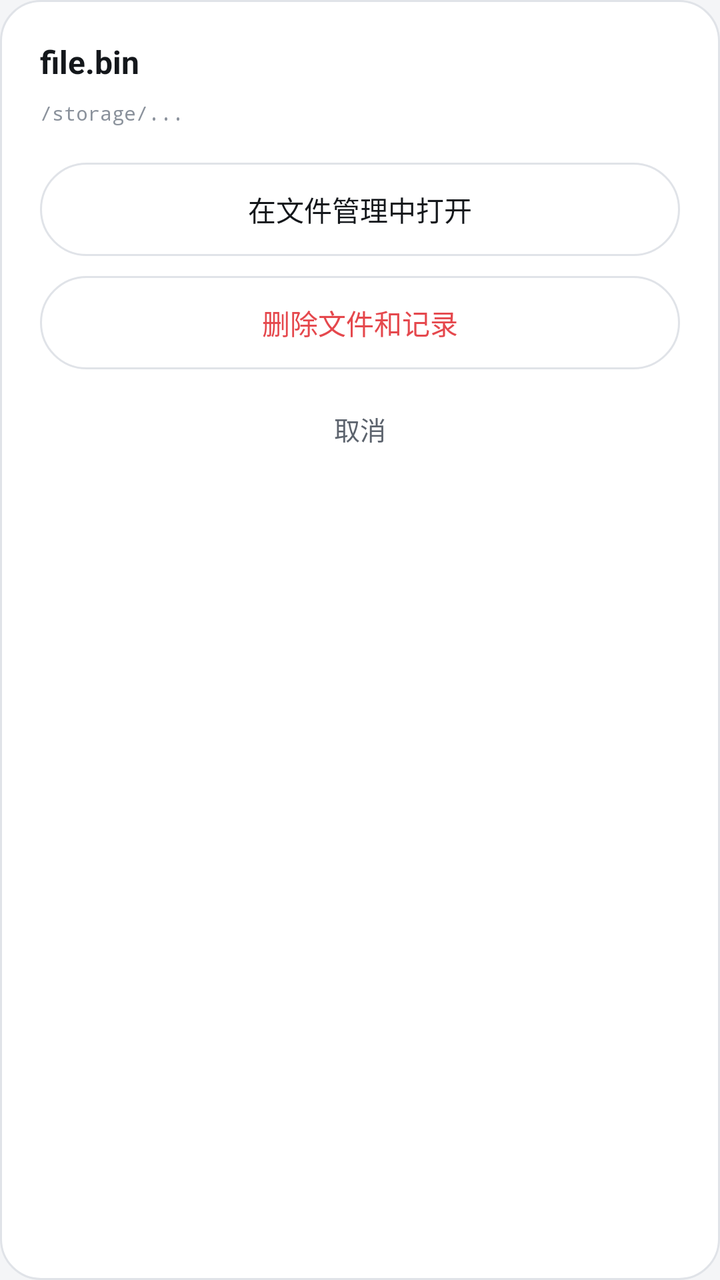
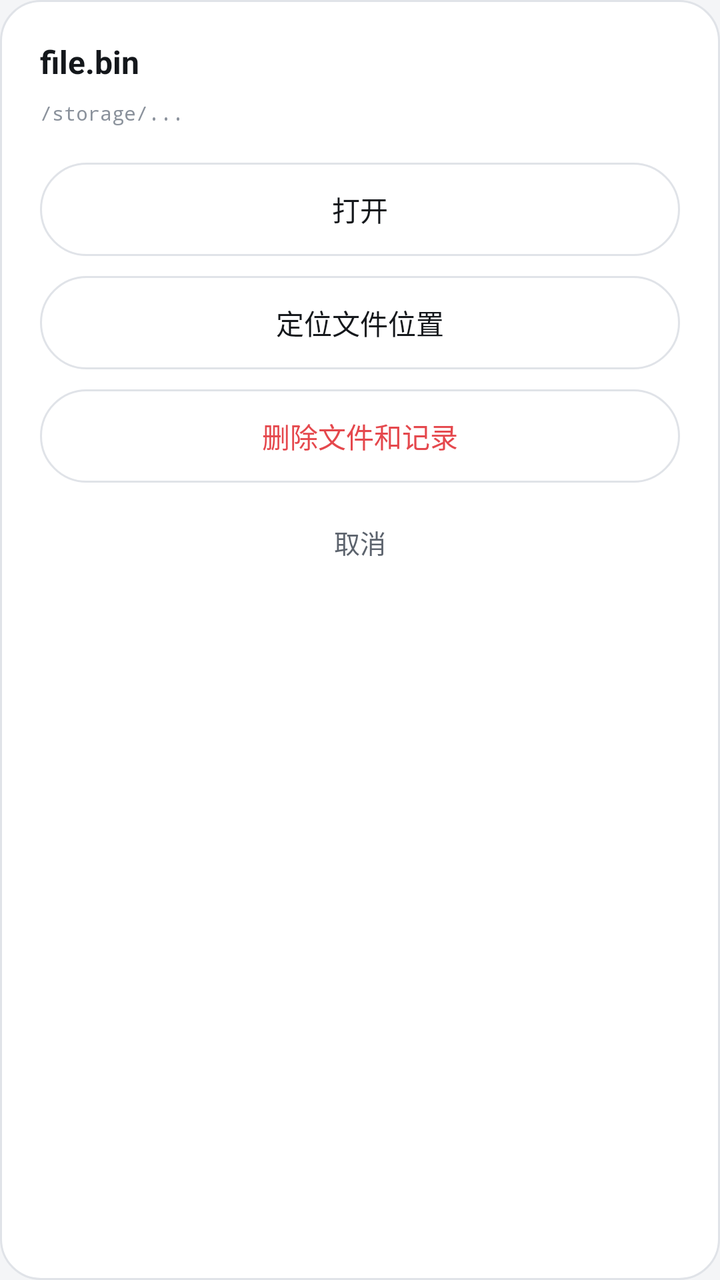

An Android layout rendered at two revisions. The XML below is the earlier revision; the diff shows what the commit changed to produce the second picture.
<!-- AndroidManifest.xml: application theme AppTheme -->
<!-- res/layout/dialog_file.xml -->
<?xml version="1.0" encoding="utf-8"?>
<LinearLayout xmlns:android="http://schemas.android.com/apk/res/android"
    android:layout_width="match_parent"
    android:layout_height="wrap_content"
    android:background="@drawable/bg_panel"
    android:orientation="vertical"
    android:padding="20dp">

    <TextView
        android:id="@+id/dlg_file_name"
        android:layout_width="match_parent"
        android:layout_height="wrap_content"
        android:ellipsize="middle"
        android:singleLine="true"
        android:textColor="@color/text"
        android:textSize="16sp"
        android:textStyle="bold"
        android:text="file.bin" />

    <TextView
        android:id="@+id/dlg_file_path"
        android:layout_width="match_parent"
        android:layout_height="wrap_content"
        android:layout_marginTop="8dp"
        android:lineSpacingExtra="2dp"
        android:textColor="@color/text_faint"
        android:textSize="10sp"
        android:typeface="monospace"
        android:text="/storage/..." />

    <TextView
        android:id="@+id/dlg_file_open"
        android:layout_width="match_parent"
        android:layout_height="wrap_content"
        android:layout_marginTop="18dp"
        android:background="@drawable/bg_btn_ghost"
        android:gravity="center"
        android:paddingTop="13dp"
        android:paddingBottom="13dp"
        android:text="在文件管理中打开"
        android:textColor="@color/text"
        android:textSize="14sp" />

    <TextView
        android:id="@+id/dlg_file_delete"
        android:layout_width="match_parent"
        android:layout_height="wrap_content"
        android:layout_marginTop="10dp"
        android:background="@drawable/bg_btn_ghost"
        android:gravity="center"
        android:paddingTop="13dp"
        android:paddingBottom="13dp"
        android:text="删除文件和记录"
        android:textColor="@color/danger"
        android:textSize="14sp" />

    <TextView
        android:id="@+id/dlg_file_cancel"
        android:layout_width="match_parent"
        android:layout_height="wrap_content"
        android:layout_marginTop="10dp"
        android:gravity="center"
        android:paddingTop="10dp"
        android:paddingBottom="4dp"
        android:text="取消"
        android:textColor="@color/text_dim"
        android:textSize="13sp" />
</LinearLayout>
<!-- resources referenced by this layout -->
<resources>
  <color name="danger">#E5484D</color>
  <color name="text">#14171B</color>
  <color name="text_dim">#5C636D</color>
  <color name="text_faint">#8B929C</color>
  <!-- drawable bg_btn_ghost (drawable) -->
  <?xml version="1.0" encoding="utf-8"?>
  <selector xmlns:android="http://schemas.android.com/apk/res/android">
      <item android:state_pressed="true">
          <shape android:shape="rectangle">
              <solid android:color="@color/panel_hi" />
              <corners android:radius="999dp" />
              <stroke android:width="1dp" android:color="@color/accent_dim" />
          </shape>
      </item>
      <item>
          <shape android:shape="rectangle">
              <solid android:color="@color/panel" />
              <corners android:radius="999dp" />
              <stroke android:width="1dp" android:color="@color/stroke" />
          </shape>
      </item>
  </selector>
  <!-- drawable bg_panel (drawable) -->
  <?xml version="1.0" encoding="utf-8"?>
  <shape xmlns:android="http://schemas.android.com/apk/res/android" android:shape="rectangle">
      <solid android:color="@color/panel" />
      <corners android:radius="20dp" />
      <stroke android:width="1dp" android:color="@color/stroke" />
  </shape>
  <style name="AppTheme" parent="Theme.AppCompat.DayNight.NoActionBar">
          <item name="android:windowBackground">@color/bg</item>
          <item name="colorPrimary">@color/accent</item>
          <item name="colorPrimaryDark">@color/bg</item>
          <item name="colorAccent">@color/accent</item>
          <item name="android:textColorPrimary">@color/text</item>
          <item name="android:textColorSecondary">@color/text_dim</item>
          <item name="android:windowNoTitle">true</item>
          <item name="alertDialogTheme">@style/DarkDialogTheme</item>
          <item name="android:alertDialogTheme">@style/DarkDialogTheme</item>
          <item name="android:colorBackground">@color/bg</item>
          <item name="android:windowContentOverlay">@null</item>
          <item name="android:textColorHint">@color/text_faint</item>
      </style>
  <color name="panel_hi">#EDEFF3</color>
  <color name="accent_dim">#0B7F62</color>
  <color name="panel">#FFFFFF</color>
  <color name="stroke">#E0E3E8</color>
  <color name="bg">#F4F5F7</color>
  <color name="accent">#0E9E7A</color>
  <style name="DarkDialogTheme" parent="Theme.AppCompat.Dialog.Alert">
          <item name="android:windowBackground">@android:color/transparent</item>
          <item name="android:windowIsFloating">true</item>
          <item name="android:windowFrame">@null</item>
          <item name="colorAccent">@color/accent</item>
          <item name="android:textColorPrimary">@color/text</item>
          <item name="android:textColorSecondary">@color/text_dim</item>
      </style>
</resources>

<!-- the commit's change to res/layout/dialog_file.xml (unified diff, before → after) -->
@@ -37,7 +37,20 @@
         android:gravity="center"
         android:paddingTop="13dp"
         android:paddingBottom="13dp"
-        android:text="在文件管理中打开"
+        android:text="打开"
+        android:textColor="@color/text"
+        android:textSize="14sp" />
+
+    <TextView
+        android:id="@+id/dlg_file_locate"
+        android:layout_width="match_parent"
+        android:layout_height="wrap_content"
+        android:layout_marginTop="10dp"
+        android:background="@drawable/bg_btn_ghost"
+        android:gravity="center"
+        android:paddingTop="13dp"
+        android:paddingBottom="13dp"
+        android:text="定位文件位置"
         android:textColor="@color/text"
         android:textSize="14sp" />
 
